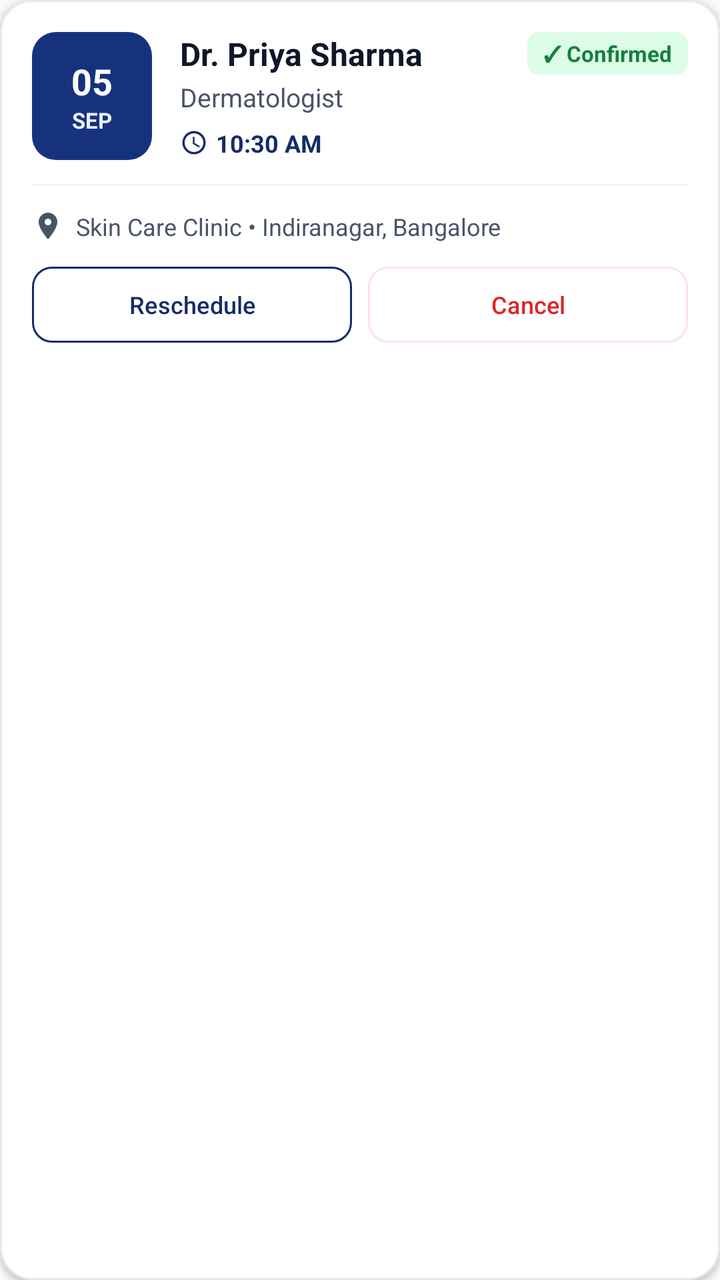
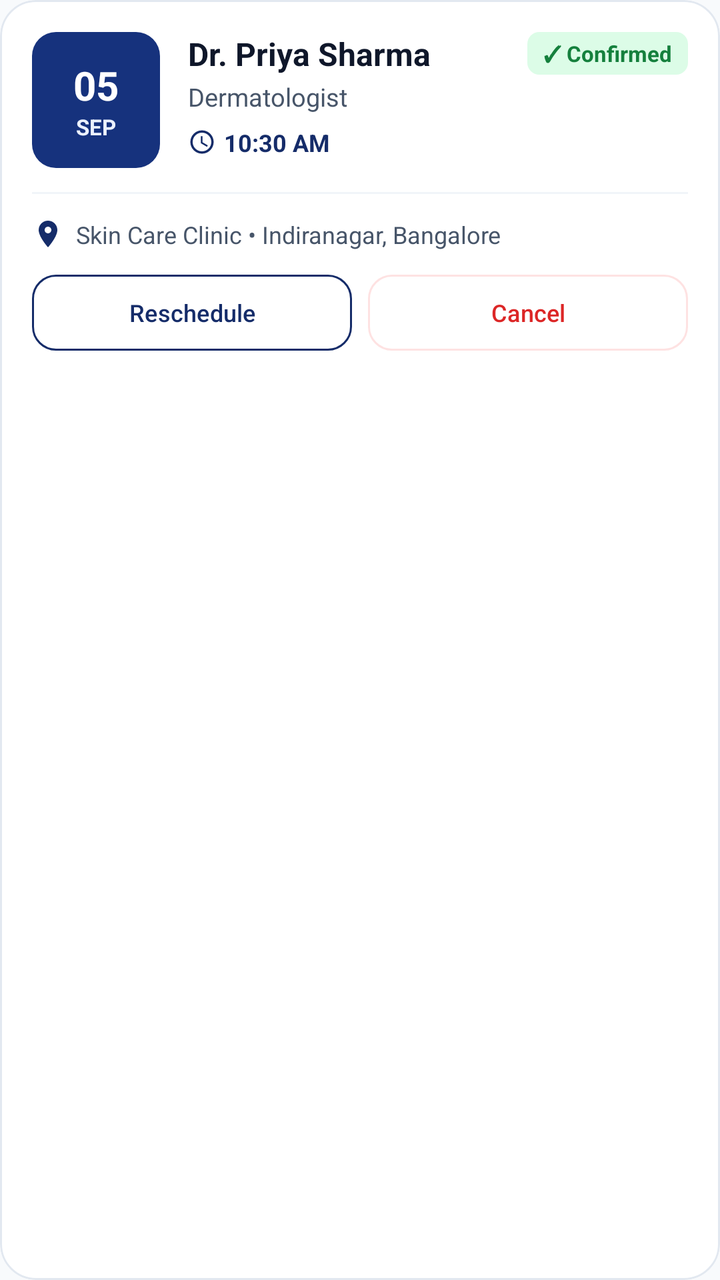

Screens rendered from an Android XML layout before and after an edit, with the pre-edit source and the edit as a unified diff.
<!-- AndroidManifest.xml: application theme Theme.CareWell -->
<!-- res/layout/item_appointment_card.xml -->
<?xml version="1.0" encoding="utf-8"?>
<com.google.android.material.card.MaterialCardView xmlns:android="http://schemas.android.com/apk/res/android"
    xmlns:app="http://schemas.android.com/apk/res-auto"
    android:layout_width="match_parent"
    android:layout_height="wrap_content"
    android:layout_marginHorizontal="16dp"
    android:layout_marginVertical="8dp"
    app:cardBackgroundColor="@color/surface_white"
    app:cardCornerRadius="16dp"
    app:cardElevation="2dp"
    app:strokeColor="@color/card_stroke"
    app:strokeWidth="1dp">

    <LinearLayout
        android:layout_width="match_parent"
        android:layout_height="wrap_content"
        android:orientation="vertical"
        android:padding="16dp">

        <LinearLayout
            android:layout_width="match_parent"
            android:layout_height="wrap_content"
            android:orientation="horizontal">

            
            <LinearLayout
                android:layout_width="60dp"
                android:layout_height="64dp"
                android:background="@drawable/bg_date_chip_selected"
                android:gravity="center"
                android:orientation="vertical">

                <TextView
                    android:id="@+id/tv_appt_day_num"
                    android:layout_width="wrap_content"
                    android:layout_height="wrap_content"
                    android:text="05"
                    android:textColor="@color/white"
                    android:textSize="18sp"
                    android:textStyle="bold" />

                <TextView
                    android:id="@+id/tv_appt_month"
                    android:layout_width="wrap_content"
                    android:layout_height="wrap_content"
                    android:text="SEP"
                    android:textColor="@color/primary_light"
                    android:textSize="11sp"
                    android:textStyle="bold" />
            </LinearLayout>

            <LinearLayout
                android:layout_width="0dp"
                android:layout_height="wrap_content"
                android:layout_marginStart="14dp"
                android:layout_weight="1"
                android:orientation="vertical">

                <LinearLayout
                    android:layout_width="match_parent"
                    android:layout_height="wrap_content"
                    android:gravity="center_vertical"
                    android:orientation="horizontal">

                    <TextView
                        android:id="@+id/tv_appt_doctor_name"
                        android:layout_width="0dp"
                        android:layout_height="wrap_content"
                        android:layout_weight="1"
                        android:ellipsize="end"
                        android:maxLines="1"
                        android:text="Dr. Priya Sharma"
                        android:textColor="@color/text_primary"
                        android:textSize="16sp"
                        android:textStyle="bold" />

                    <LinearLayout
                        android:id="@+id/ll_status_badge"
                        android:layout_width="wrap_content"
                        android:layout_height="wrap_content"
                        android:background="@drawable/bg_badge_verified"
                        android:gravity="center_vertical"
                        android:paddingHorizontal="8dp"
                        android:paddingVertical="3dp">

                        <TextView
                            android:id="@+id/tv_status_text"
                            android:layout_width="wrap_content"
                            android:layout_height="wrap_content"
                            android:text="✓ Confirmed"
                            android:textColor="@color/success_green"
                            android:textSize="11sp"
                            android:textStyle="bold" />
                    </LinearLayout>

                </LinearLayout>

                <TextView
                    android:id="@+id/tv_appt_specialization"
                    android:layout_width="wrap_content"
                    android:layout_height="wrap_content"
                    android:layout_marginTop="2dp"
                    android:ellipsize="end"
                    android:maxLines="1"
                    android:text="Dermatologist"
                    android:textColor="@color/text_secondary"
                    android:textSize="13sp" />

                <LinearLayout
                    android:layout_width="match_parent"
                    android:layout_height="wrap_content"
                    android:layout_marginTop="6dp"
                    android:gravity="center_vertical"
                    android:orientation="horizontal">

                    <ImageView
                        android:layout_width="14dp"
                        android:layout_height="14dp"
                        android:contentDescription="Clock icon"
                        android:src="@drawable/ic_clock"
                        app:tint="@color/primary" />

                    <TextView
                        android:id="@+id/tv_appt_time"
                        android:layout_width="wrap_content"
                        android:layout_height="wrap_content"
                        android:layout_marginStart="4dp"
                        android:text="10:30 AM"
                        android:textColor="@color/primary"
                        android:textSize="12sp"
                        android:textStyle="bold" />
                </LinearLayout>

            </LinearLayout>

        </LinearLayout>

        <View
            android:layout_width="match_parent"
            android:layout_height="1dp"
            android:layout_marginVertical="12dp"
            android:background="@color/divider" />

        <LinearLayout
            android:layout_width="match_parent"
            android:layout_height="wrap_content"
            android:gravity="center_vertical"
            android:orientation="horizontal">

            <ImageView
                android:layout_width="16dp"
                android:layout_height="16dp"
                android:contentDescription="Location icon"
                android:src="@drawable/ic_location"
                app:tint="@color/text_secondary" />

            <TextView
                android:id="@+id/tv_appt_location"
                android:layout_width="0dp"
                android:layout_height="wrap_content"
                android:layout_marginStart="6dp"
                android:layout_weight="1"
                android:ellipsize="end"
                android:maxLines="1"
                android:text="Skin Care Clinic • Indiranagar, Bangalore"
                android:textColor="@color/text_secondary"
                android:textSize="12sp" />
        </LinearLayout>

        <LinearLayout
            android:id="@+id/ll_action_buttons"
            android:layout_width="match_parent"
            android:layout_height="wrap_content"
            android:layout_marginTop="12dp"
            android:orientation="horizontal">

            <com.google.android.material.button.MaterialButton
                android:id="@+id/btn_reschedule"
                style="@style/Widget.Material3.Button.OutlinedButton"
                android:layout_width="0dp"
                android:layout_height="38dp"
                android:layout_marginEnd="8dp"
                android:layout_weight="1"
                android:insetTop="0dp"
                android:insetBottom="0dp"
                android:padding="0dp"
                android:text="Reschedule"
                android:textColor="@color/primary"
                android:textSize="12sp"
                app:cornerRadius="10dp"
                app:strokeColor="@color/primary"
                app:strokeWidth="1dp" />

            <com.google.android.material.button.MaterialButton
                android:id="@+id/btn_cancel"
                style="@style/Widget.Material3.Button.OutlinedButton"
                android:layout_width="0dp"
                android:layout_height="38dp"
                android:layout_weight="1"
                android:insetTop="0dp"
                android:insetBottom="0dp"
                android:padding="0dp"
                android:text="Cancel"
                android:textColor="@color/error_red"
                android:textSize="12sp"
                app:cornerRadius="10dp"
                app:strokeColor="@color/error_light"
                app:strokeWidth="1dp" />
        </LinearLayout>

    </LinearLayout>

</com.google.android.material.card.MaterialCardView>
<!-- resources referenced by this layout -->
<resources>
  <color name="card_stroke">#E2E8F0</color>
  <color name="divider">#F1F5F9</color>
  <color name="error_light">#FEE2E2</color>
  <color name="error_red">#DC2626</color>
  <color name="primary">#152C69</color>
  <color name="primary_light">#EBF1FF</color>
  <color name="success_green">#15803D</color>
  <color name="surface_white">#FFFFFF</color>
  <color name="text_primary">#0F172A</color>
  <color name="text_secondary">#475569</color>
  <color name="white">#FFFFFF</color>
  <!-- drawable bg_badge_verified (drawable) -->
  <?xml version="1.0" encoding="utf-8"?>
  <shape xmlns:android="http://schemas.android.com/apk/res/android"
      android:shape="rectangle">
      <solid android:color="#DCFCE7" />
      <corners android:radius="6dp" />
  </shape>
  <!-- drawable bg_date_chip_selected (drawable) -->
  <?xml version="1.0" encoding="utf-8"?>
  <shape xmlns:android="http://schemas.android.com/apk/res/android"
      android:shape="rectangle">
      <solid android:color="#16327D" />
      <corners android:radius="12dp" />
  </shape>
  <!-- drawable ic_clock (drawable) -->
  <vector xmlns:android="http://schemas.android.com/apk/res/android"
      android:width="24dp"
      android:height="24dp"
      android:viewportWidth="24"
      android:viewportHeight="24">
      <path
          android:fillColor="#FF000000"
          android:pathData="M11.99,2C6.47,2 2,6.48 2,12s4.47,10 9.99,10C17.52,22 22,17.52 22,12S17.52,2 11.99,2zm0,18c-4.42,0 -8,-3.58 -8,-8s3.58,-8 8,-8 8,3.58 8,8 -3.58,8 -8,8zm0.5,-13H11v6l5.25,3.15 0.75,-1.23 -4.5,-2.67z"/>
  </vector>
  <!-- drawable ic_location (drawable) -->
  <vector xmlns:android="http://schemas.android.com/apk/res/android"
      android:width="24dp"
      android:height="24dp"
      android:viewportWidth="24"
      android:viewportHeight="24">
      <path
          android:fillColor="#FF000000"
          android:pathData="M12,2C8.13,2 5,5.13 5,9c0,5.25 7,13 7,13s7,-7.75 7,-13c0,-3.87 -3.13,-7 -7,-7zm0,9.5c-1.38,0 -2.5,-1.12 -2.5,-2.5s1.12,-2.5 2.5,-2.5 2.5,1.12 2.5,2.5 -1.12,2.5 -2.5,2.5z"/>
  </vector>
  <style name="Theme.CareWell" parent="Base.Theme.CareWell" />
  <style name="Base.Theme.CareWell" parent="Theme.Material3.Light.NoActionBar">
          <item name="colorPrimary">@color/primary</item>
          <item name="colorPrimaryVariant">@color/primary_dark</item>
          <item name="colorOnPrimary">@color/white</item>
          <item name="colorSecondary">@color/secondary</item>
          <item name="colorSecondaryVariant">@color/secondary</item>
          <item name="colorOnSecondary">@color/white</item>
          <item name="android:statusBarColor">@color/white</item>
          <item name="android:windowLightStatusBar">true</item>
          <item name="android:windowBackground">@color/background_light</item>
          <item name="colorSecondaryContainer">@color/primary_light</item>
          <item name="colorOnSecondaryContainer">@color/primary</item>
          <item name="android:navigationBarColor">@color/white</item>
          <item name="android:windowLightNavigationBar" tools:targetApi="o_mr1">true</item>
      </style>
  <color name="primary_dark">#0D1D47</color>
  <color name="secondary">#2563EB</color>
  <color name="background_light">#F8FAFC</color>
</resources>

<!-- the commit's change to res/layout/item_appointment_card.xml (unified diff, before → after) -->
@@ -6,8 +6,8 @@
     android:layout_marginHorizontal="16dp"
     android:layout_marginVertical="8dp"
     app:cardBackgroundColor="@color/surface_white"
-    app:cardCornerRadius="16dp"
-    app:cardElevation="2dp"
+    app:cardCornerRadius="18dp"
+    app:cardElevation="3dp"
     app:strokeColor="@color/card_stroke"
     app:strokeWidth="1dp">
 
@@ -24,8 +24,8 @@
 
             
             <LinearLayout
-                android:layout_width="60dp"
-                android:layout_height="64dp"
+                android:layout_width="64dp"
+                android:layout_height="68dp"
                 android:background="@drawable/bg_date_chip_selected"
                 android:gravity="center"
                 android:orientation="vertical">
@@ -36,7 +36,7 @@
                     android:layout_height="wrap_content"
                     android:text="05"
                     android:textColor="@color/white"
-                    android:textSize="18sp"
+                    android:textSize="20sp"
                     android:textStyle="bold" />
 
                 <TextView
@@ -104,7 +104,7 @@
                     android:maxLines="1"
                     android:text="Dermatologist"
                     android:textColor="@color/text_secondary"
-                    android:textSize="13sp" />
+                    android:textSize="12.5sp" />
 
                 <LinearLayout
                     android:layout_width="match_parent"
@@ -152,7 +152,7 @@
                 android:layout_height="16dp"
                 android:contentDescription="Location icon"
                 android:src="@drawable/ic_location"
-                app:tint="@color/text_secondary" />
+                app:tint="@color/primary" />
 
             <TextView
                 android:id="@+id/tv_appt_location"
@@ -187,7 +187,7 @@
                 android:text="Reschedule"
                 android:textColor="@color/primary"
                 android:textSize="12sp"
-                app:cornerRadius="10dp"
+                app:cornerRadius="12dp"
                 app:strokeColor="@color/primary"
                 app:strokeWidth="1dp" />
 
@@ -203,7 +203,7 @@
                 android:text="Cancel"
                 android:textColor="@color/error_red"
                 android:textSize="12sp"
-                app:cornerRadius="10dp"
+                app:cornerRadius="12dp"
                 app:strokeColor="@color/error_light"
                 app:strokeWidth="1dp" />
         </LinearLayout>
